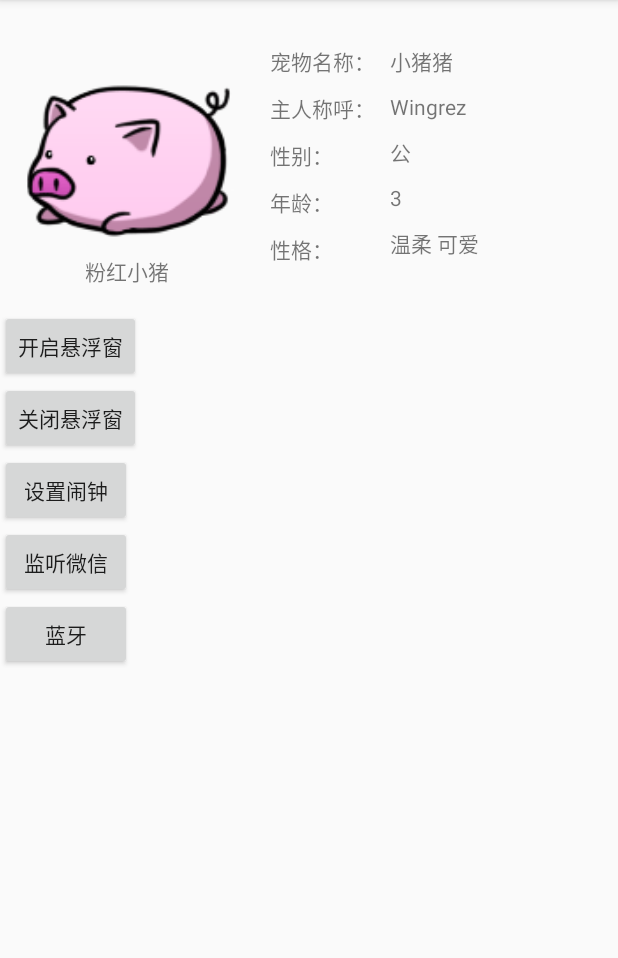
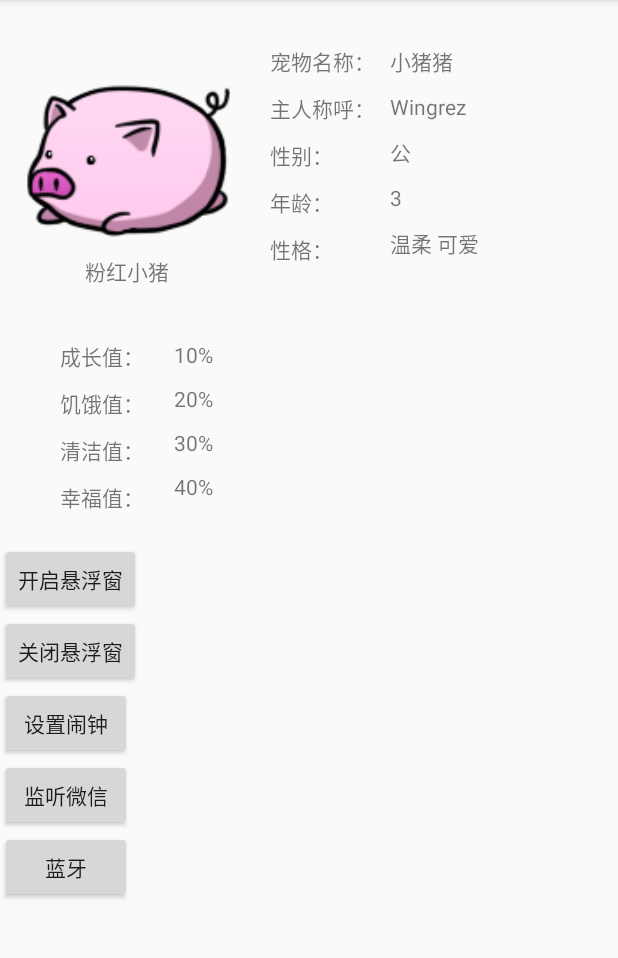
Before and after one commit to wingrez/LovelyPet, an Android app: the screen it shows after launch (MainActivity), on a phone screen of 412 x 824 dp, the part 84-1042 px from its top. Run offline under Robolectric (Android 15) with nearby library versions, the phone set to English and light mode, and no system bars.

Commit message:
基本界面完善

```diff
--- a/app/src/main/res/layout/activity_main.xml
+++ b/app/src/main/res/layout/activity_main.xml
@@ -57,39 +57,39 @@
                         <TextView
                             android:layout_width="wrap_content"
                             android:layout_height="wrap_content"
-                            android:text="宠物名称："/>
+                            android:text="宠物名称：" />
 
                         <TextView
                             android:layout_width="wrap_content"
                             android:layout_height="wrap_content"
                             android:layout_marginTop="10dp"
-                            android:text="主人称呼："/>
+                            android:text="主人称呼：" />
 
                         <TextView
                             android:layout_width="wrap_content"
                             android:layout_height="wrap_content"
                             android:layout_marginTop="10dp"
-                            android:text="性别："/>
+                            android:text="性别：" />
 
                         <TextView
                             android:layout_width="wrap_content"
                             android:layout_height="wrap_content"
                             android:layout_marginTop="10dp"
-                            android:text="年龄："/>
+                            android:text="年龄：" />
 
                         <TextView
                             android:layout_width="wrap_content"
                             android:layout_height="wrap_content"
                             android:layout_marginTop="10dp"
-                            android:text="性格："/>
+                            android:text="性格：" />
 
                     </LinearLayout>
 
                     <LinearLayout
                         android:layout_width="wrap_content"
                         android:layout_height="wrap_content"
-                        android:orientation="vertical"
-                        android:layout_marginLeft="10dp">
+                        android:layout_marginLeft="10dp"
+                        android:orientation="vertical">
 
                         <TextView
                             android:layout_width="wrap_content"
@@ -121,20 +121,99 @@
                             android:text="温柔 可爱" />
 
                     </LinearLayout>
-
-
                 </LinearLayout>
-
-
             </LinearLayout>
 
             <!--宠物信息区-->
 
             <LinearLayout
                 android:layout_width="match_parent"
-                android:layout_height="match_parent"
+                android:layout_height="wrap_content"
+                android:orientation="vertical"
+                android:padding="20dp">
+
+                <LinearLayout
+                    android:layout_width="match_parent"
+                    android:layout_height="wrap_content"
+                    android:orientation="horizontal">
+
+
+                    <!--文字-->
+                    <LinearLayout
+                        android:layout_width="wrap_content"
+                        android:layout_height="wrap_content"
+                        android:layout_marginLeft="20dp"
+                        android:orientation="vertical">
+
+                        <TextView
+                            android:layout_width="wrap_content"
+                            android:layout_height="wrap_content"
+                            android:text="成长值：" />
+
+                        <TextView
+                            android:layout_width="wrap_content"
+                            android:layout_height="wrap_content"
+                            android:layout_marginTop="10dp"
+                            android:text="饥饿值：" />
+
+                        <TextView
+                            android:layout_width="wrap_content"
+                            android:layout_height="wrap_content"
+                            android:layout_marginTop="10dp"
+                            android:text="清洁值：" />
+
+                        <TextView
+                            android:layout_width="wrap_content"
+                            android:layout_height="wrap_content"
+                            android:layout_marginTop="10dp"
+                            android:text="幸福值：" />
+
+                    </LinearLayout>
+
+                    <!--数值-->
+                    <LinearLayout
+                        android:layout_width="match_parent"
+                        android:layout_height="wrap_content"
+                        android:layout_marginLeft="20dp"
+                        android:layout_marginRight="20dp"
+                        android:orientation="vertical">
+
+                        <TextView
+                            android:layout_width="wrap_content"
+                            android:layout_height="wrap_content"
+                            android:text="10%" />
+
+                        <TextView
+                            android:layout_width="wrap_content"
+                            android:layout_height="wrap_content"
+                            android:layout_marginTop="10dp"
+                            android:text="20%" />
+
+                        <TextView
+                            android:layout_width="wrap_content"
+                            android:layout_height="wrap_content"
+                            android:layout_marginTop="10dp"
+                            android:text="30%" />
+
+                        <TextView
+                            android:layout_width="wrap_content"
+                            android:layout_height="wrap_content"
+                            android:layout_marginTop="10dp"
+                            android:text="40%" />
+
+                    </LinearLayout>
+
+
+                </LinearLayout>
+
+            </LinearLayout>
+
+
+            <!--功能区-->
+            <LinearLayout
+                android:layout_width="match_parent"
+                android:layout_height="wrap_content"
                 android:orientation="vertical">
-
 
                 <Button
                     android:id="@+id/btn_openFW"
@@ -170,6 +249,8 @@
                     android:layout_height="wrap_content"
                     android:onClick="onClick"
                     android:text="蓝牙" />
+
+
             </LinearLayout>
 
 
```
